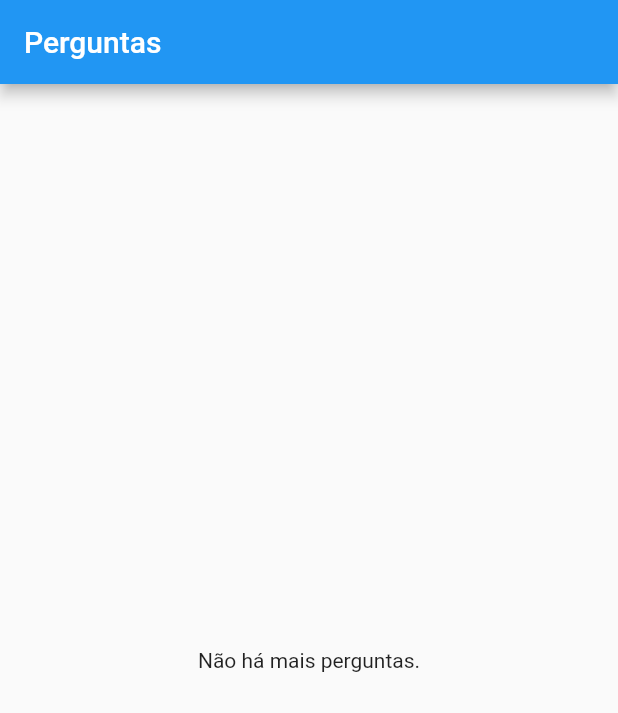
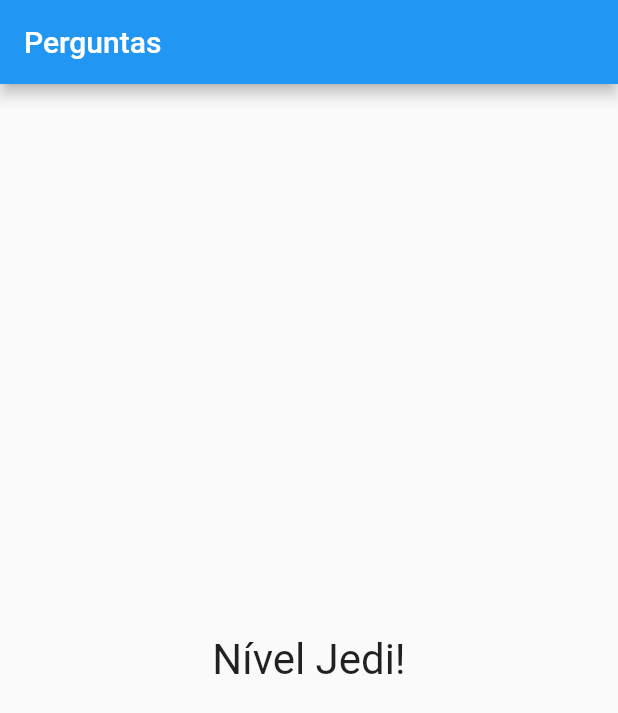
Before and after one commit to heitorleonny/projeto_perguntas, a Flutter app: the screen it shows after launch, after a tap on "Preto", after a tap on "Cobra", after a tap on "Leo", on a phone screen of 412 x 824 dp. Shown: the top 713 px of the screen. Run offline on Flutter 3.47's test engine with Material 2 defaults, Android fonts, the phone set to English and light mode, and no system bars.

Commit message:
add score system

```diff
--- a/lib/main.dart
+++ b/lib/main.dart
@@ -1,30 +1,46 @@
 import 'package:flutter/material.dart';
-import './questao.dart';
-import './resposta.dart';
+import './questionario.dart';
+import './resultado.dart';
 
 main() => runApp(PerguntaApp());
 
 class _PerguntaAppState extends State<PerguntaApp> {
   var _perguntaSelecionada = 0;
-  final  List<Map<String, Object>> _perguntas = [
+  var _pontuacaoTotal = 0;
+  final List<Map<String, Object>> _perguntas = [
     {
       'texto': 'Qual é a sua cor favorita?',
-        'respostas': ['Preto', 'Vermelho', 'Verde', 'Branco'],
+      'respostas': [
+        {'texto': 'Preto', 'pontuacao': 10},
+        {'texto': 'Vermelho', 'pontuacao': 5},
+        {'texto': 'Verde', 'pontuacao': 3},
+        {'texto': 'Branco', 'pontuacao': 1},
+      ],
     },
     {
       'texto': 'Qual é o seu animal favorito?',
-        'respostas': ['Coelho', 'Cobra', 'Elefante', 'Leão'],
+      'respostas': [
+        {'texto': 'Coelho', 'pontuacao': 10},
+        {'texto': 'Cobra', 'pontuacao': 5},
+        {'texto': 'Elefante', 'pontuacao': 3},
+        {'texto': 'Leão', 'pontuacao': 1},
+      ],
     },
     {
       'texto': 'Qual o seu instrutor favorito?',
-        'respostas': ['Maria', 'João', 'Leo', 'Pedro'],
+      'respostas': [
+        {'texto': 'Maria', 'pontuacao': 10},
+        {'texto': 'João', 'pontuacao': 5},
+        {'texto': 'Leo', 'pontuacao': 3},
+        {'texto': 'Pedro', 'pontuacao': 1},
+      ],
     },
   ];
 
-
-  void _responder() {
+  void _responder(int pontuacao) {
     setState(() {
       _perguntaSelecionada++;
+      _pontuacaoTotal += pontuacao;
     });
   }
 
@@ -33,30 +49,17 @@ class _PerguntaAppState extends State<PerguntaApp> {
   }
 
   Widget build(BuildContext context) {
-
-    List<String> respostas = temPerguntaSelecionada? _perguntas[_perguntaSelecionada].cast()['respostas']: [];
-  List<Widget> widgets = respostas.map((t) => Resposta(t, _responder)).toList();
-
-    //for(var textoResp in respostas){
-     //respostas.add(Resposta(textoResp, _responder));
-    //}
-
     return MaterialApp(
       home: Scaffold(
           appBar: AppBar(
             title: Text('Perguntas'),
           ),
           body: temPerguntaSelecionada
-        ? Column(
-            children: <Widget>[
-              Questao(_perguntas[_perguntaSelecionada]['texto'].toString()),
-              ...respostas.map((t) => Resposta(t, _responder)).toList(),
-            ],
-          )
-        : Center(
-            child: Text("Não há mais perguntas."),
-          ),
-  ),
+              ? Questionario(
+                  perguntas: _perguntas,
+                  perguntaSelecionada: _perguntaSelecionada,
+                  quandoResponder: _responder)
+              : Resultado(_pontuacaoTotal)),
     );
   }
 }
--- /dev/null
+++ b/lib/questionario.dart
@@ -0,0 +1,35 @@
+import 'package:flutter/material.dart';
+import './questao.dart';
+import './resposta.dart';
+
+class Questionario extends StatelessWidget {
+  final int perguntaSelecionada;
+  final List<Map<String, Object>> perguntas;
+  final void Function(int) quandoResponder;
+
+  Questionario(
+      {required this.perguntas,
+      required this.perguntaSelecionada,
+      required this.quandoResponder});
+
+  bool get temPerguntaSelecionada {
+    return perguntaSelecionada < perguntas.length;
+  }
+
+  @override
+  Widget build(BuildContext context) {
+    List<Map<String, Object>> respostas = temPerguntaSelecionada
+        ? perguntas[perguntaSelecionada].cast()['respostas']
+        : [];
+
+    return Column(
+      children: <Widget>[
+        Questao(perguntas[perguntaSelecionada]['texto'].toString()),
+        ...respostas
+            .map((resp) => Resposta(
+                resp['texto'] as String,() => quandoResponder(int.parse(resp['pontuacao'].toString()))))
+            .toList(),
+      ],
+    );
+  }
+}
--- /dev/null
+++ b/lib/resultado.dart
@@ -0,0 +1,30 @@
+import 'package:flutter/material.dart';
+
+class Resultado extends StatelessWidget {
+   final int pontuacao;
+
+   Resultado(this.pontuacao);
+
+
+  String get fraseResultado {
+    if(pontuacao < 8){
+      return 'Parabéns';
+    } else if(pontuacao < 12){
+      return 'Você é bom';
+    } else if(pontuacao < 16){
+      return 'Impressionante!';
+    } else{
+      return 'Nível Jedi!';
+    }
+  }
+
+  @override
+  Widget build(BuildContext context) {
+    return Center(child: Text(
+     fraseResultado,
+      style: TextStyle(
+        fontSize: 28
+      ),
+    ),);
+  }
+}
```
Lines whose indentation alone changed are shown as unchanged.
